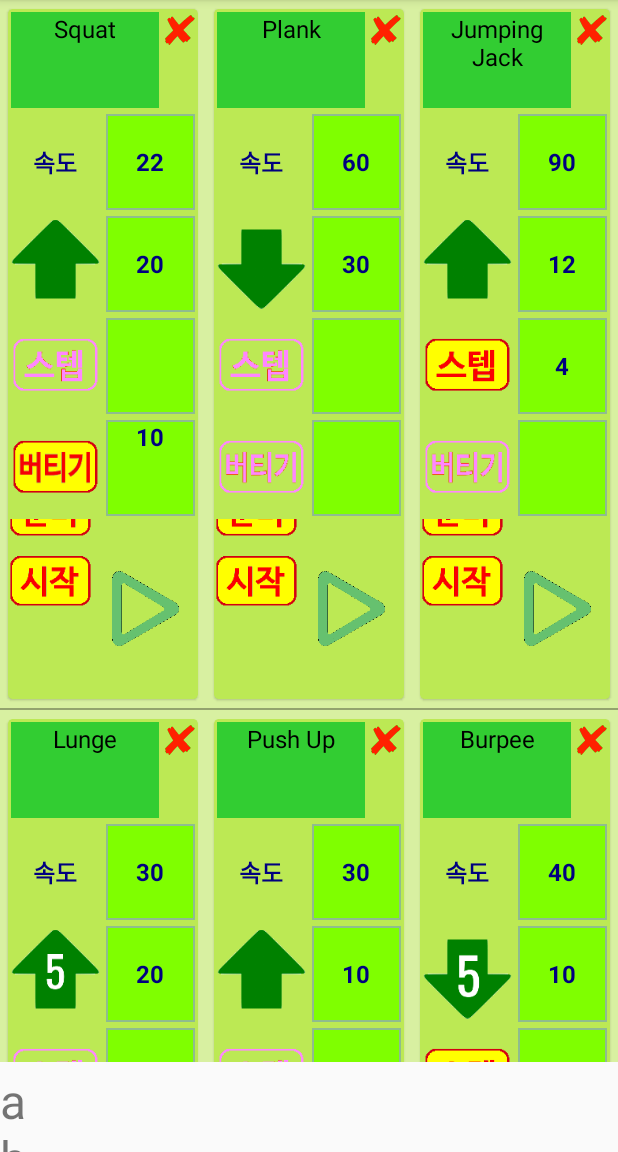
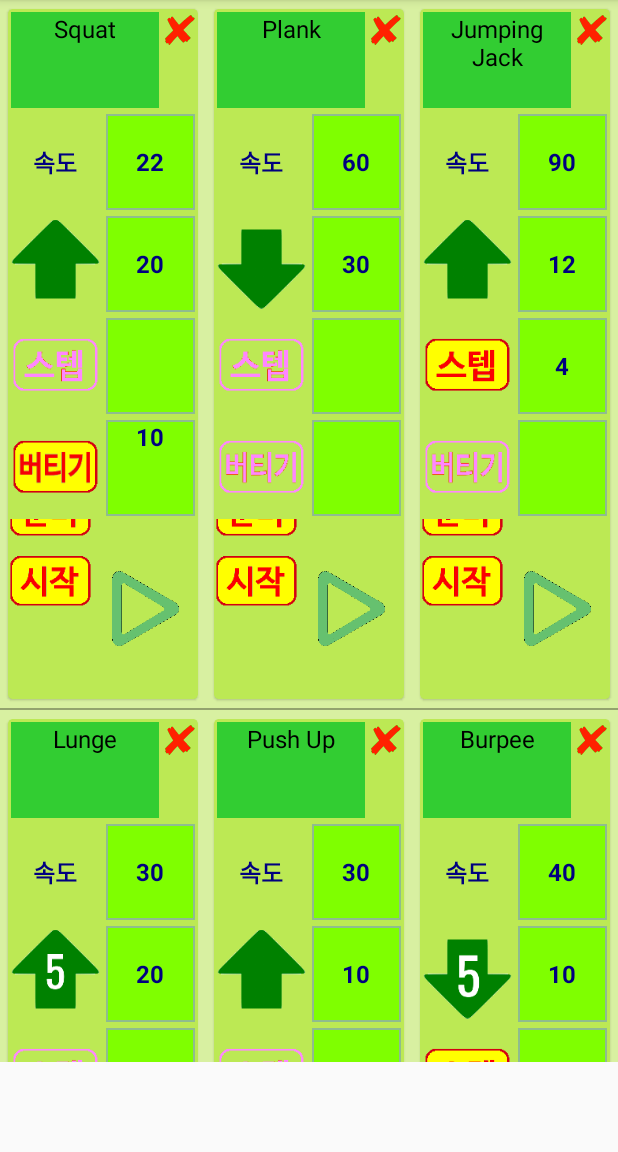
Before and after one commit to riopapa/GymCount, an Android app: the screen it shows after launch (MainActivity), on a phone screen of 412 x 824 dp, the part 84-1236 px from its top. Run offline under Robolectric (Android 15) with nearby library versions, the light colour scheme and no system bars; our stand-ins replace AdMob; plain views replace GifView.

Commit message:
Reserve bottom ad area

```diff
--- a/app/src/main/res/layout/activity_main.xml
+++ b/app/src/main/res/layout/activity_main.xml
@@ -21,8 +21,6 @@
     <TextView
         android:layout_width="match_parent"
         android:layout_height="56dp"
-        android:text="a\nb\nc\n"
-        android:textSize="32sp"
         android:layout_alignParentBottom="true"
         />
     <com.google.android.gms.ads.AdView
```
